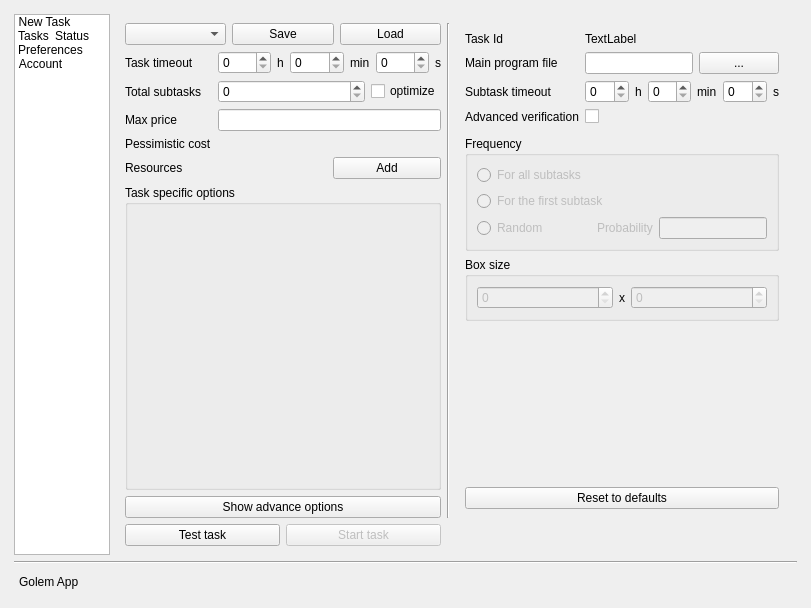
Qt form gnr/ui/AppMainWindow.ui (golemfactory/clay) before a commit.
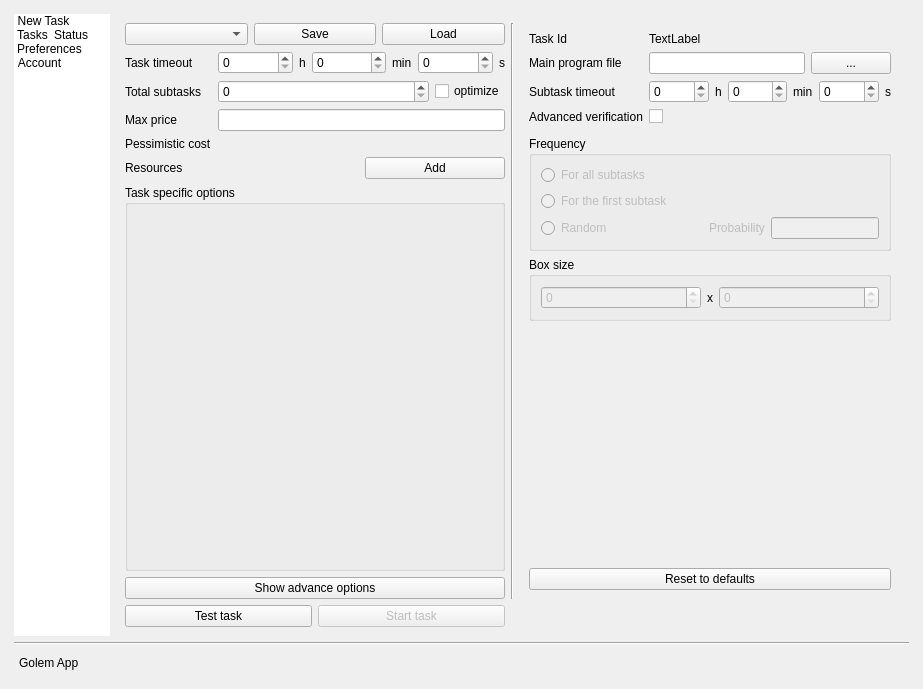
The same form after that commit. Icons and pictures are not drawn. Custom widgets are drawn as their Qt base class.

Commit message: Remove border of left menu (QListView).

Diff of the .ui file:
```diff
--- a/gnr/ui/AppMainWindow.ui
+++ b/gnr/ui/AppMainWindow.ui
@@ -6,8 +6,8 @@
    <rect>
     <x>0</x>
     <y>0</y>
-    <width>811</width>
-    <height>608</height>
+    <width>923</width>
+    <height>689</height>
    </rect>
   </property>
   <property name="sizePolicy">
@@ -49,7 +49,7 @@
         <item>
          <widget class="QListWidget" name="listWidget">
           <property name="sizePolicy">
-           <sizepolicy hsizetype="Fixed" vsizetype="Minimum">
+           <sizepolicy hsizetype="Fixed" vsizetype="Expanding">
             <horstretch>0</horstretch>
             <verstretch>0</verstretch>
            </sizepolicy>
@@ -66,6 +66,13 @@
             <height>16777215</height>
            </size>
           </property>
+          <property name="styleSheet">
+           <string notr="true">QListView {
+    border: 0;
+    padding: 0;
+}
+</string>
+          </property>
           <property name="iconSize">
            <size>
             <width>96</width>
@@ -82,6 +89,9 @@
            <property name="text">
             <string>New Task</string>
            </property>
+           <property name="textAlignment">
+            <set>AlignCenter</set>
+           </property>
            <property name="icon">
             <iconset>
              <normaloff>img/new.png</normaloff>img/new.png</iconset>
@@ -92,7 +102,7 @@
             <string>Tasks</string>
            </property>
            <property name="textAlignment">
-            <set>AlignHCenter|AlignVCenter|AlignCenter</set>
+            <set>AlignCenter</set>
            </property>
            <property name="icon">
             <iconset>
@@ -107,7 +117,7 @@
             <string>Status</string>
            </property>
            <property name="textAlignment">
-            <set>AlignHCenter|AlignVCenter|AlignCenter</set>
+            <set>AlignCenter</set>
            </property>
            <property name="icon">
             <iconset>
@@ -122,7 +132,7 @@
             <string>Preferences</string>
            </property>
            <property name="textAlignment">
-            <set>AlignHCenter|AlignVCenter|AlignCenter</set>
+            <set>AlignCenter</set>
            </property>
            <property name="icon">
             <iconset>
@@ -137,7 +147,7 @@
             <string>Account</string>
            </property>
            <property name="textAlignment">
-            <set>AlignHCenter|AlignVCenter|AlignCenter</set>
+            <set>AlignCenter</set>
            </property>
            <property name="icon">
             <iconset>
```
Left out of the diff: 77 changed lines with no effect on the pictures.
